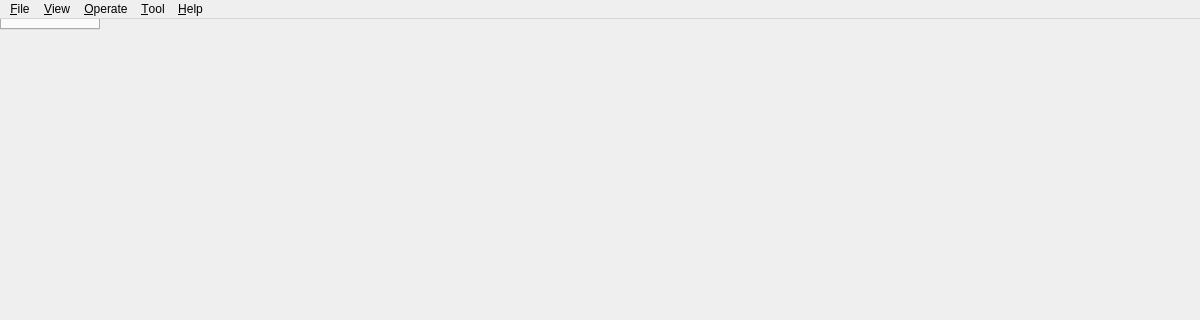
Above: source/wnd/mainwindow.ui from ww4u/mct-t4 before the change; both pictures show x 0 to 1200 and y 0 to 320 of the 1200 by 900 pixel window. Below: the same form after it.
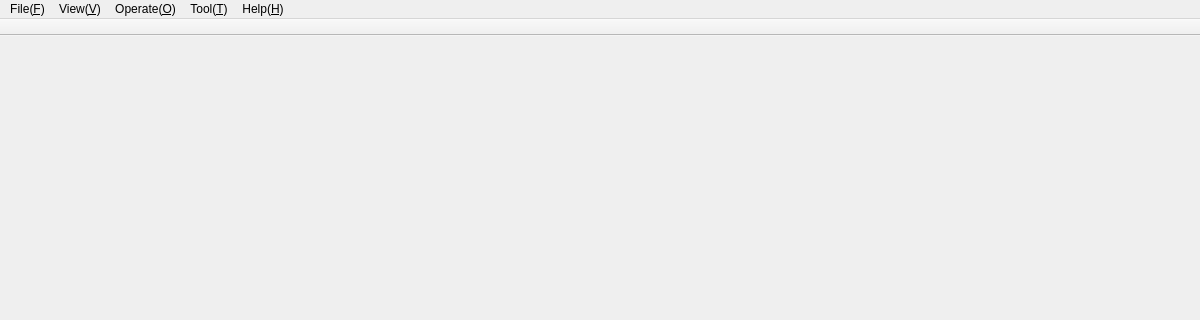
That is the form after the change. Icons and pictures are not drawn.

```diff
--- a/source/wnd/mainwindow.ui
+++ b/source/wnd/mainwindow.ui
@@ -44,7 +44,7 @@
    </property>
    <widget class="QMenu" name="menuFile">
     <property name="title">
-     <string>&amp;File</string>
+     <string>File(&amp;F)</string>
     </property>
     <addaction name="actionPoweroff"/>
     <addaction name="actionReboot"/>
@@ -52,7 +52,7 @@
    </widget>
    <widget class="QMenu" name="menuOperate">
     <property name="title">
-     <string>&amp;Operate</string>
+     <string>Operate(&amp;O)</string>
     </property>
     <addaction name="actionStop"/>
     <addaction name="separator"/>
@@ -65,13 +65,13 @@
    </widget>
    <widget class="QMenu" name="menuHelp">
     <property name="title">
-     <string>&amp;Help</string>
+     <string>Help(&amp;H)</string>
     </property>
     <addaction name="actionAbout"/>
    </widget>
    <widget class="QMenu" name="menuToo">
     <property name="title">
-     <string>&amp;Tool</string>
+     <string>Tool(&amp;T)</string>
     </property>
     <addaction name="actionWifi"/>
     <addaction name="actionPref"/>
@@ -79,7 +79,7 @@
    </widget>
    <widget class="QMenu" name="menuView">
     <property name="title">
-     <string>&amp;View</string>
+     <string>View(&amp;V)</string>
     </property>
    </widget>
    <addaction name="menuFile"/>
@@ -98,10 +98,6 @@
    <property name="focusPolicy">
     <enum>Qt::ClickFocus</enum>
    </property>
-   <property name="styleSheet">
-    <string notr="true">background-color: rgba(255, 255, 255, 0);
-border-color: rgba(255, 255, 255, 0);</string>
-   </property>
    <property name="movable">
     <bool>false</bool>
    </property>
```
Left out of the diff: 2 changed lines with no effect on the pictures.
